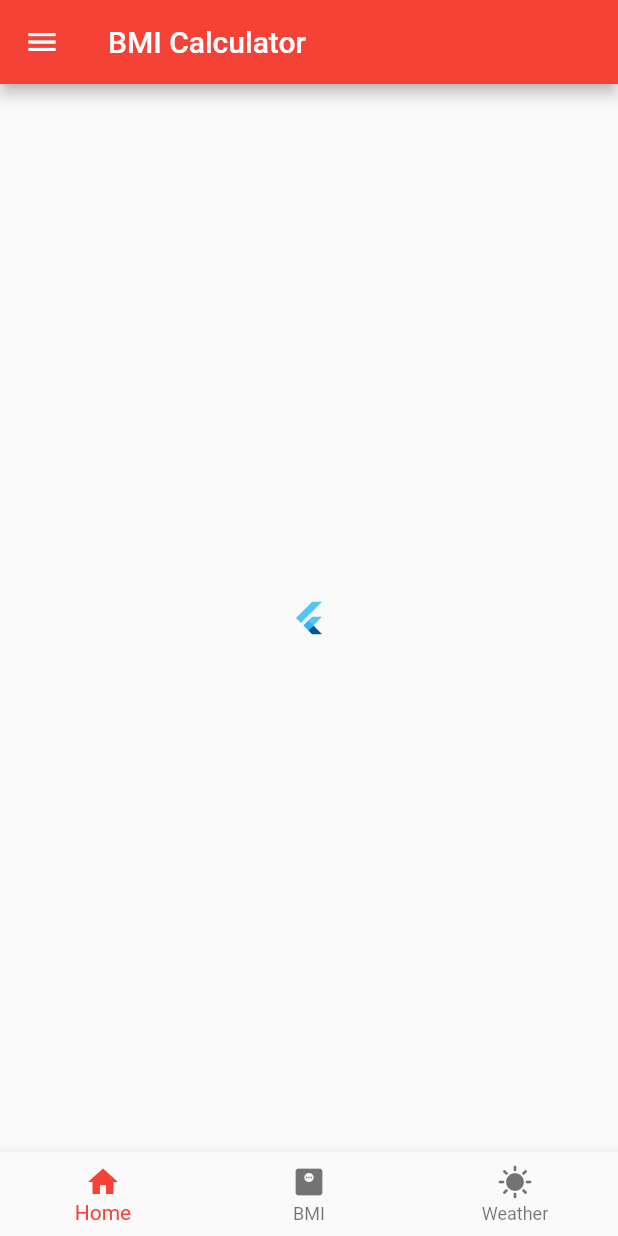
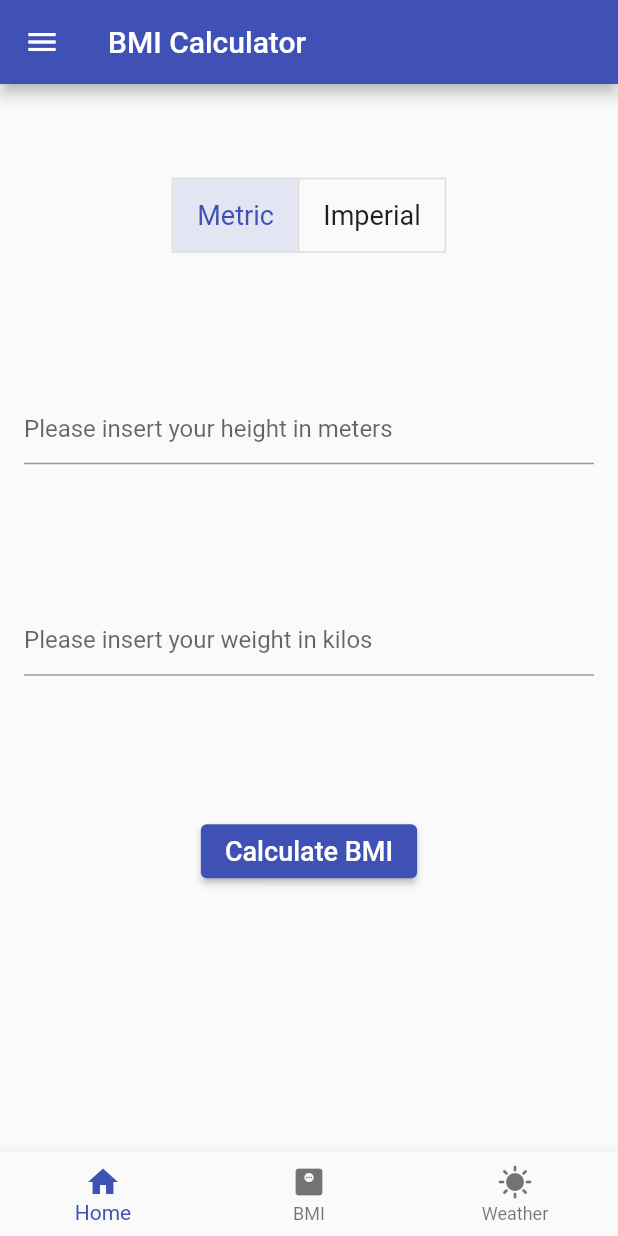
Before and after one commit to konradbachusz/learning_flutter, a Flutter app: the BmiScreen screen opened by its route, on a phone screen of 412 x 824 dp. Run offline on Flutter 3.47's test engine with Material 2 defaults, Android fonts, the phone set to English and light mode, and no system bars.

Commit message:
BMI screen update

```diff
--- a/flutter_application_1/lib/main.dart
+++ b/flutter_application_1/lib/main.dart
@@ -13,7 +13,7 @@ class GlobeApp extends StatelessWidget {
   @override
   Widget build(BuildContext context) {
     return MaterialApp(
-      theme: ThemeData(primarySwatch: Colors.red),
+      theme: ThemeData(primarySwatch: Colors.indigo),
       routes: {
         '/': (context) => IntroScreen(),
         '/bmi': (context) => BmiScreen(),
--- a/flutter_application_1/lib/screens/bmi_screen.dart
+++ b/flutter_application_1/lib/screens/bmi_screen.dart
@@ -3,22 +3,124 @@ import '../shared/menu_bottom.dart';
 import '../shared/menu_drawer.dart';
 
 class BmiScreen extends StatefulWidget {
+  const BmiScreen({Key? key}) : super(key: key);
+
+  @override
+  _BmiScreenState createState() => _BmiScreenState();
+}
+
+class _BmiScreenState extends State<BmiScreen> {
+  final double fontSize = 18;
+  final TextEditingController txtHeight = TextEditingController();
+  final TextEditingController txtWeight = TextEditingController();
   String result = '';
   bool isMetric = true;
   bool isImperial = false;
+  double? height;
+  double? weight;
+  String heightMessage = '';
+  String weightMessage = '';
+  late List<bool> isSelected;
 
   @override
-  State<BmiScreen> createState() => _BmiScreenState();
-}
+  void initState() {
+    isSelected = [isMetric, isImperial];
+    super.initState();
+  }
 
-class _BmiScreenState extends State<BmiScreen> {
   @override
   Widget build(BuildContext context) {
+    heightMessage =
+        'Please insert your height in ' + ((isMetric) ? 'meters' : 'inches');
+    weightMessage =
+        'Please insert your weight in ' + ((isMetric) ? 'kilos' : 'pounds');
+
     return Scaffold(
-      appBar: AppBar(title: Text('BMI Calculator')),
+      appBar: AppBar(
+        title: Text('BMI Calculator'),
+      ),
+      drawer: MenuDrawer(),
       bottomNavigationBar: MenuBottom(),
-      drawer: MenuDrawer(),
-      body: Center(child: FlutterLogo()),
+      body: Padding(
+        padding: const EdgeInsets.all(16.0),
+        child: Column(
+          mainAxisAlignment: MainAxisAlignment.spaceAround,
+          children: [
+            ToggleButtons(
+              children: [
+                Padding(
+                    padding: EdgeInsets.symmetric(horizontal: 16),
+                    child: Text(
+                      'Metric',
+                      style: TextStyle(
+                        fontSize: fontSize,
+                      ),
+                    )),
+                Padding(
+                    padding: EdgeInsets.symmetric(horizontal: 16),
+                    child: Text(
+                      'Imperial',
+                      style: TextStyle(fontSize: fontSize),
+                    )),
+              ],
+              isSelected: isSelected,
+              onPressed: toggleMeasure,
+            ),
+            TextField(
+              controller: txtHeight,
+              keyboardType: TextInputType.number,
+              decoration: InputDecoration(
+                hintText: heightMessage,
+              ),
+            ),
+            TextField(
+              controller: txtWeight,
+              keyboardType: TextInputType.number,
+              decoration: InputDecoration(hintText: weightMessage),
+            ),
+            ElevatedButton(
+                onPressed: findBMI,
+                child: Text('Calculate BMI',
+                    style: TextStyle(
+                      fontSize: fontSize,
+                    ))),
+            Text(result,
+                style: TextStyle(
+                  fontSize: fontSize,
+                ))
+          ],
+        ),
+      ),
     );
   }
+
+  void toggleMeasure(value) {
+    if (value == 0) {
+      isMetric = true;
+      isImperial = false;
+    } else {
+      isMetric = false;
+      isImperial = true;
+    }
+    setState(() {
+      isSelected = [isMetric, isImperial];
+    });
+  }
+
+  void findBMI() {
+    //pounds * 703 / inches * inches
+    //kg / m2
+    double bmi = 0;
+    double height = double.tryParse(txtHeight.text) ?? 0;
+    double weight = double.tryParse(txtWeight.text) ?? 0;
+
+    if (isMetric) {
+      bmi = weight / (height * height);
+    } else {
+      bmi = (weight * 703) / (height * height);
+    }
+    setState(() {
+      result = 'Your BMI is ' + bmi.toStringAsFixed(2);
+    });
+  }
 }
```
